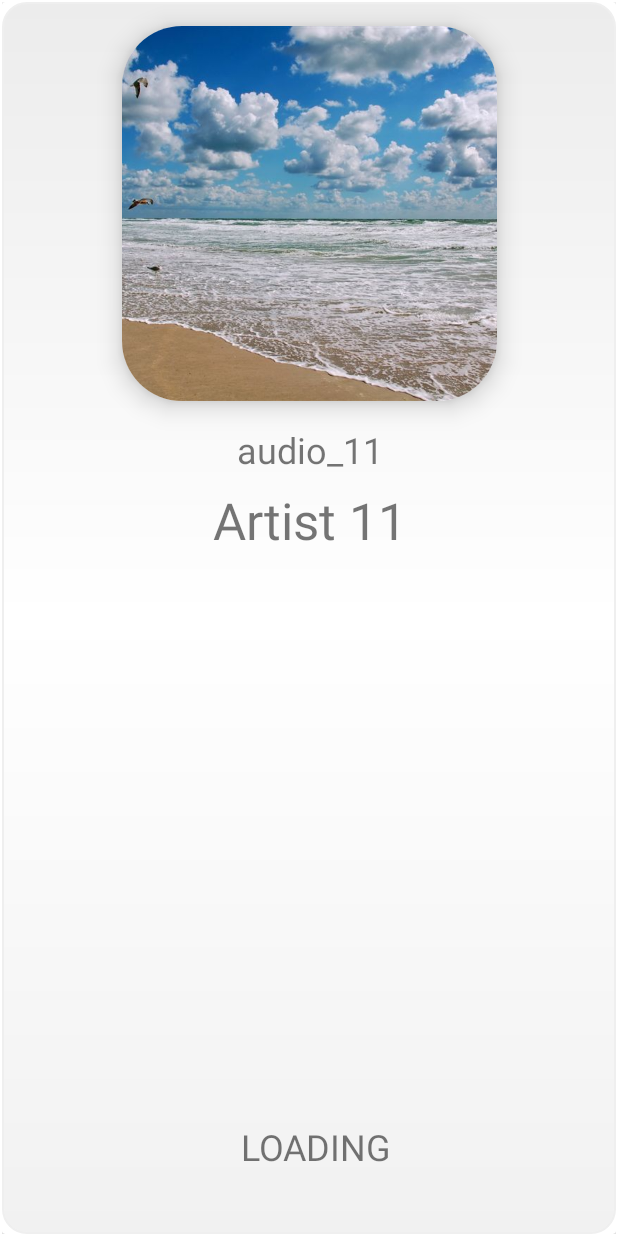
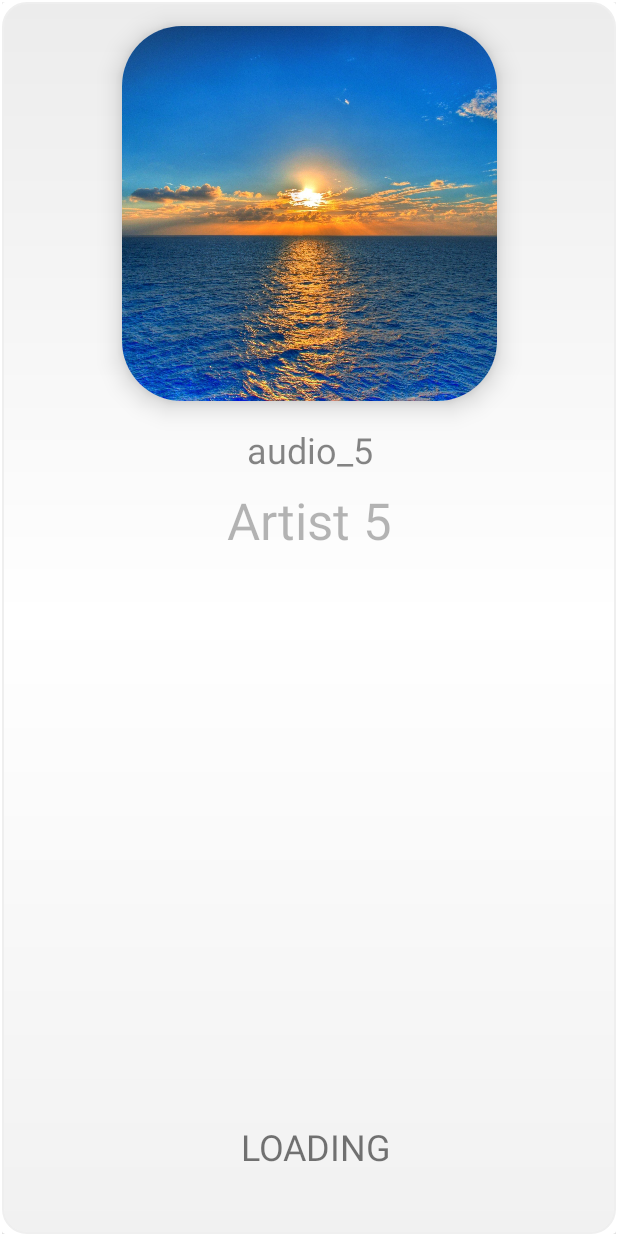
Before and after one commit to gregorybodiul/Song-List, an Android app: the first screen one second after launch (MainActivity), on a phone screen of 412 x 824 dp. Run offline under Robolectric (Android 15) with nearby library versions, the phone set to English and light mode, and no system bars.

Commit message:
add animation

```diff
--- a/app/src/main/java/com/example/songlist/SplashFragment.java
+++ b/app/src/main/java/com/example/songlist/SplashFragment.java
@@ -1,5 +1,6 @@
 package com.example.songlist;
 
+import android.animation.ObjectAnimator;
 import android.content.pm.ActivityInfo;
 import android.os.Bundle;
 
@@ -35,7 +36,21 @@ public class SplashFragment extends Fragment {
         TextView artistName = view.findViewById(R.id.tv_artist_name);
         TextView songName = view.findViewById(R.id.tv_song_name);
 
-        Random random = new Random(34);
+        ObjectAnimator animCover = ObjectAnimator.ofFloat(imageView, "alpha", 0, 1);
+        animCover.setDuration(2000);
+        animCover.start();
+
+        ObjectAnimator animTvSong = ObjectAnimator.ofFloat(songName, "alpha", 0, 1);
+        animTvSong.setStartDelay(500);
+        animTvSong.setDuration(2000);
+        animTvSong.start();
+
+        ObjectAnimator animTvArtist = ObjectAnimator.ofFloat(artistName, "alpha", 0, 1);
+        animTvArtist.setStartDelay(1000);
+        animTvArtist.setDuration(2000);
+        animTvArtist.start();
+
+        Random random = new Random();
         int rndIndex = random.nextInt(playlist.getCountSong());
 
         imageView.setImageDrawable(playlist.getCover(rndIndex));
@@ -43,7 +58,7 @@ public class SplashFragment extends Fragment {
         songName.setText(playlist.getSongName(rndIndex));
 
         Handler handler = new Handler();
-        handler.postDelayed(() -> Navigation.findNavController(view).navigate(R.id.action_splashFragment_to_vertListFragment),2000);
+        handler.postDelayed(() -> Navigation.findNavController(view).navigate(R.id.action_splashFragment_to_vertListFragment),6000);
 
         return view;
     }
--- a/app/src/main/res/layout/fragment_splash.xml
+++ b/app/src/main/res/layout/fragment_splash.xml
@@ -44,6 +44,7 @@
                 android:layout_height="wrap_content"
                 android:layout_marginTop="8dp"
                 android:textSize="34sp"
+                android:alpha="0"
                 app:layout_constraintEnd_toEndOf="@+id/tv_song_name"
                 app:layout_constraintStart_toStartOf="@+id/tv_song_name"
                 app:layout_constraintTop_toBottomOf="@+id/tv_song_name"
@@ -55,6 +56,7 @@
                 android:layout_height="wrap_content"
                 android:layout_marginTop="16dp"
                 android:textSize="24sp"
+                android:alpha="0"
                 app:layout_constraintEnd_toEndOf="@+id/card_image"
                 app:layout_constraintStart_toStartOf="@+id/card_image"
                 app:layout_constraintTop_toBottomOf="@+id/card_image"
--- a/app/src/main/res/navigation/nav_graph.xml
+++ b/app/src/main/res/navigation/nav_graph.xml
@@ -12,6 +12,8 @@
         <action
             android:id="@+id/action_splashFragment_to_vertListFragment"
             app:destination="@id/vertListFragment"
+            app:enterAnim="@anim/nav_default_enter_anim"
+            app:exitAnim="@anim/nav_default_exit_anim"
             app:popUpTo="@id/splashFragment"
             app:popUpToInclusive="true" />
     </fragment>
@@ -22,7 +24,11 @@
         tools:layout="@layout/fragment_vert_list" >
         <action
             android:id="@+id/action_vertListFragment_to_horListFragment"
-            app:destination="@id/horListFragment" />
+            app:destination="@id/horListFragment"
+            app:enterAnim="@anim/nav_default_enter_anim"
+            app:exitAnim="@anim/nav_default_exit_anim"
+            app:popUpTo="@id/vertListFragment"
+            app:popUpToInclusive="true" />
     </fragment>
     <fragment
         android:id="@+id/horListFragment"
@@ -31,6 +37,10 @@
         tools:layout="@layout/fragment_hor_list" >
         <action
             android:id="@+id/action_horListFragment_to_vertListFragment"
-            app:destination="@id/vertListFragment" />
+            app:destination="@id/vertListFragment"
+            app:enterAnim="@anim/nav_default_enter_anim"
+            app:exitAnim="@anim/nav_default_exit_anim"
+            app:popUpTo="@id/horListFragment"
+            app:popUpToInclusive="true" />
     </fragment>
 </navigation>
```
